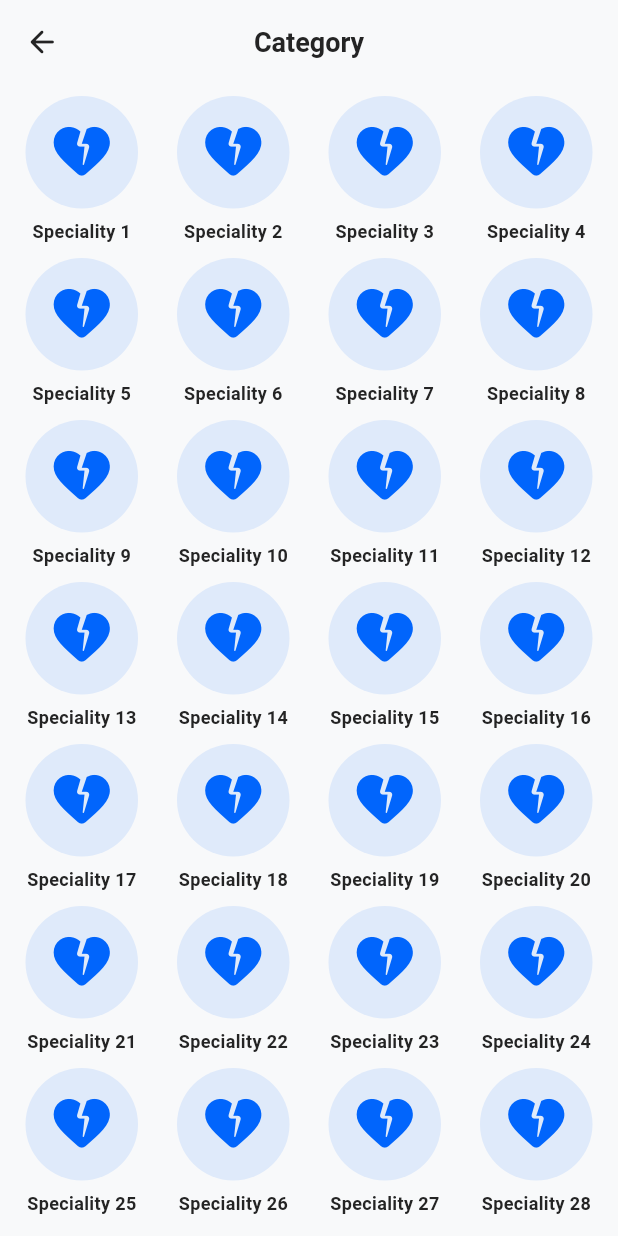
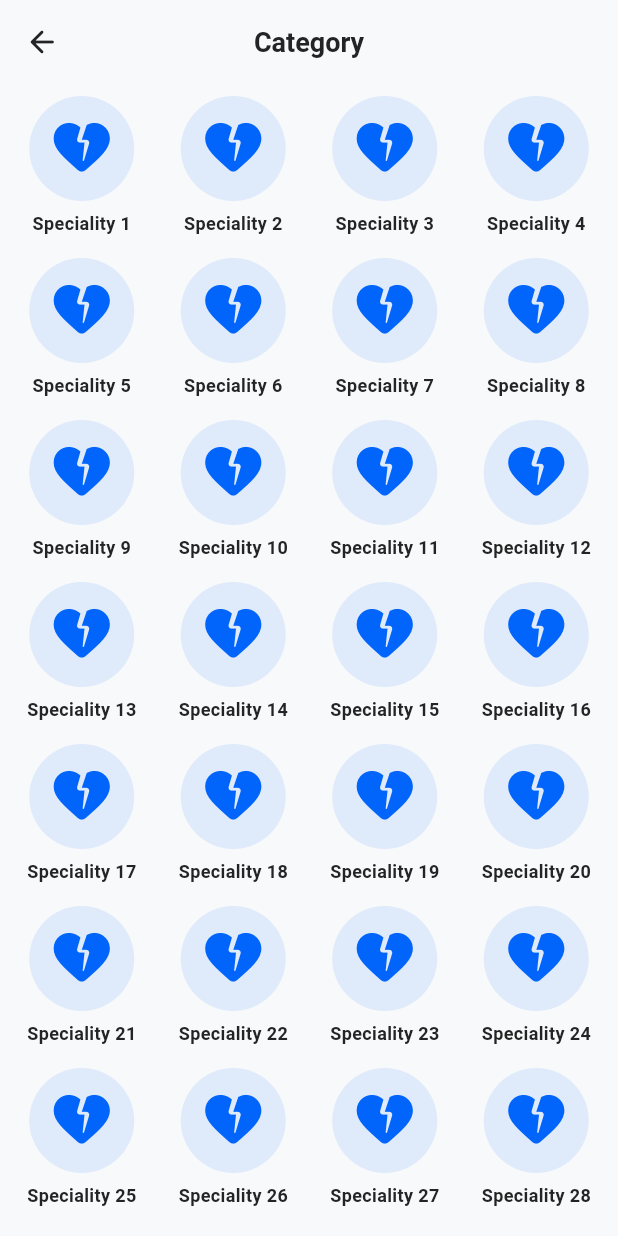
Before and after one commit to CodeWithCrescent/Flutter-DocFinder-App, a Flutter app: the DoctorCategoriesScreen screen opened by its route, on a phone screen of 412 x 824 dp. Run offline on Flutter 3.47's test engine with Material 3 defaults, Android fonts, the phone set to English and light mode, and no system bars; our stand-ins replace awesome_bottom_bar, flutter_onboarding_slider, flutter_switch, hexcolor, pinput.

Commit message:
App updates

```diff
--- a/lib/widgets/doctor_speciality_container.dart
+++ b/lib/widgets/doctor_speciality_container.dart
@@ -16,8 +16,8 @@ class DoctorSpecialityContainer extends StatelessWidget {
     return Column(
       children: [
         Container(
-          width: 75,
-          height: 75,
+          width: 70,
+          height: 70,
           alignment: Alignment.center,
           decoration: BoxDecoration(
             color: GlobalColor.primary.withOpacity(0.1),
@@ -32,12 +32,14 @@ class DoctorSpecialityContainer extends StatelessWidget {
         SizedBox(height: MediaQuery.of(context).size.width / 65),
         Text(
           speciality,
+          softWrap: true,
           style: TextStyle(
             color: GlobalColor.black,
             fontSize: 12,
             fontWeight: FontWeight.bold,
           ),
-        )
+        ),
+        // SizedBox(height: MediaQuery.of(context).size.height / 85),
       ],
     );
   }
--- a/lib/widgets/home_appbar.dart
+++ b/lib/widgets/home_appbar.dart
@@ -1,7 +1,6 @@
 import 'package:doc_finder/constants/colors.dart';
 import 'package:doc_finder/widgets/main_search_row.dart';
 import 'package:flutter/material.dart';
-
 
 class HomeAppBar extends StatelessWidget {
   const HomeAppBar({
```
Also changed, not shown: assets/images/profile/user.jpg (added).
